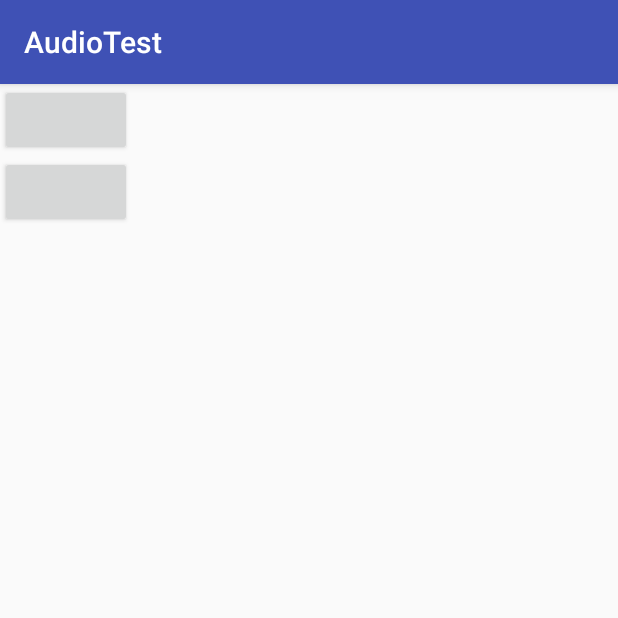
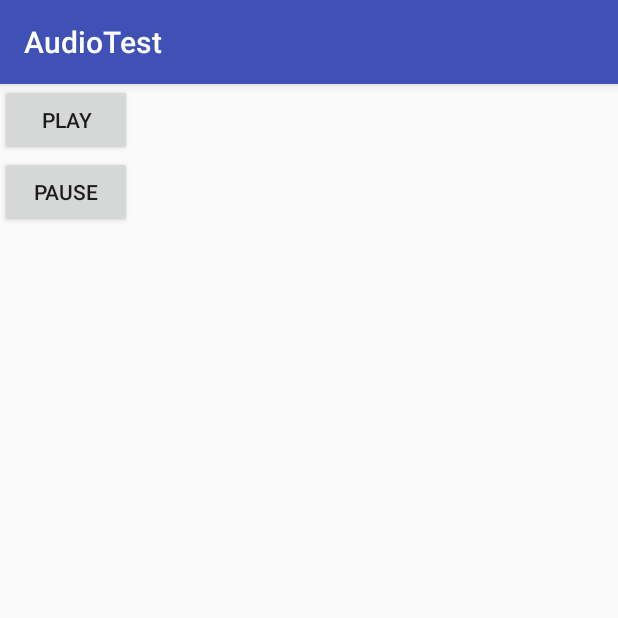
Before and after one commit to istewart13/AudioTest, an Android app: the screen it shows after launch (MainActivity), on a phone screen of 412 x 824 dp, the top half of it. Run offline under Robolectric (Android 15) with nearby library versions, the light colour scheme and no system bars.

Commit message:
Add play and pause buttons

```diff
--- a/app/src/main/res/layout/activity_main.xml
+++ b/app/src/main/res/layout/activity_main.xml
@@ -8,11 +8,15 @@
     tools:context=".MainActivity">
 
     <Button
+        android:id="@+id/play_button"
         android:layout_width="wrap_content"
-        android:layout_height="wrap_content" />
+        android:layout_height="wrap_content"
+        android:text="@string/play" />
 
     <Button
+        android:id="@+id/pause_button"
         android:layout_width="wrap_content"
-        android:layout_height="wrap_content" />
+        android:layout_height="wrap_content"
+        android:text="@string/pause" />
 
 </LinearLayout>
--- a/app/src/main/res/values/strings.xml
+++ b/app/src/main/res/values/strings.xml
@@ -1,3 +1,5 @@
 <resources>
     <string name="app_name">AudioTest</string>
+    <string name="play">play</string>
+    <string name="pause">pause</string>
 </resources>
```
